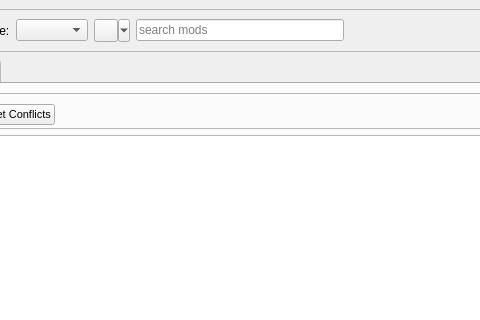
limo-app/limo, file src/ui/mainwindow.ui: the form before one commit; both pictures show x 257 to 737 and y 0 to 320 of the 1167 by 679 pixel window.
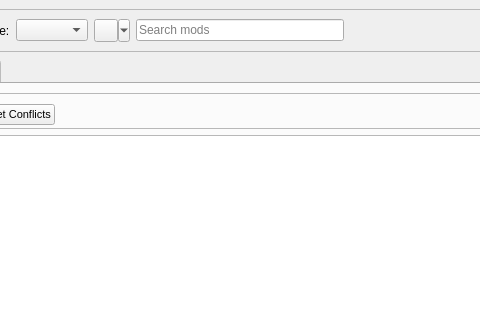
The form after the commit. Icons and pictures are not drawn. Custom widgets are drawn as their Qt base class.

Commit message: Capitalize "search mods"

```diff
--- a/src/ui/mainwindow.ui
+++ b/src/ui/mainwindow.ui
@@ -94,7 +94,7 @@
           <item row="0" column="6">
            <widget class="QLineEdit" name="search_field">
             <property name="placeholderText">
-             <string>search mods</string>
+             <string>Search mods</string>
             </property>
             <property name="clearButtonEnabled">
              <bool>true</bool>
```
